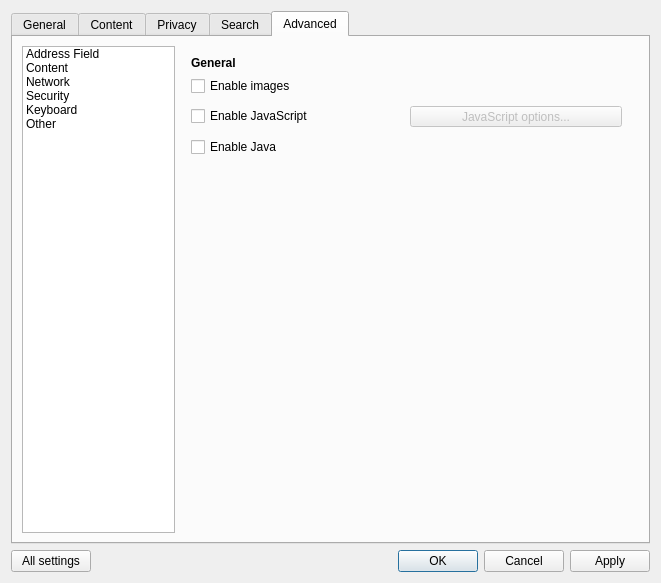
First picture: the form in src/ui/PreferencesDialog.ui, repository OtterBrowser/otter-browser, before the edit.
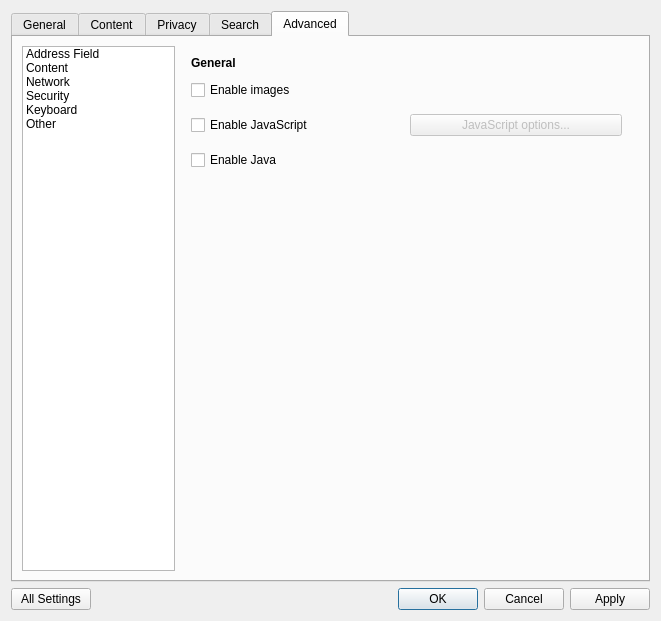
Second picture: the form after the edit. The open tabs and pages were chosen to show the change. Custom widgets are drawn as their Qt base class.

The edit to the form file:
```diff
--- a/src/ui/PreferencesDialog.ui
+++ b/src/ui/PreferencesDialog.ui
@@ -10,7 +10,7 @@
     <x>0</x>
     <y>0</y>
     <width>661</width>
-    <height>583</height>
+    <height>621</height>
    </rect>
   </property>
   <property name="windowTitle">
@@ -1421,7 +1421,7 @@
              <x>10</x>
              <y>30</y>
              <width>431</width>
-             <height>81</height>
+             <height>101</height>
             </rect>
            </property>
            <layout class="QVBoxLayout" name="contentVerticalLayout">
@@ -2292,7 +2292,7 @@
      <item>
       <widget class="QPushButton" name="allSettingsButton">
        <property name="text">
-        <string>All settings</string>
+        <string>All Settings</string>
        </property>
       </widget>
      </item>
```
Left out of the diff: 2 changed lines with no effect on the pictures.
